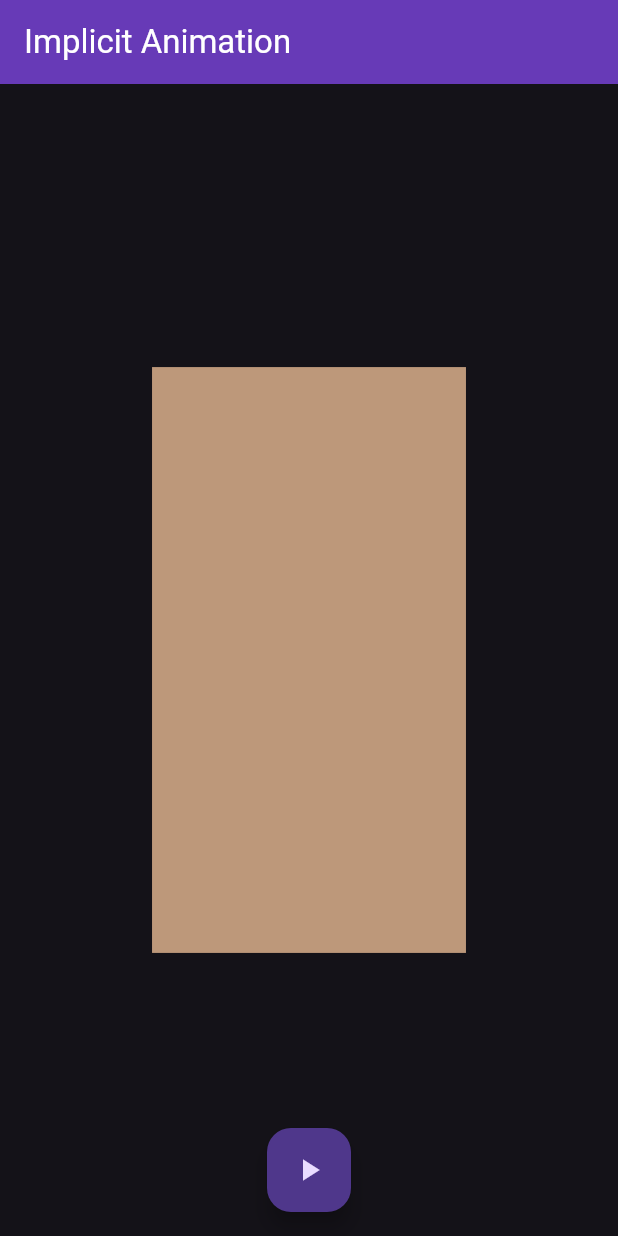
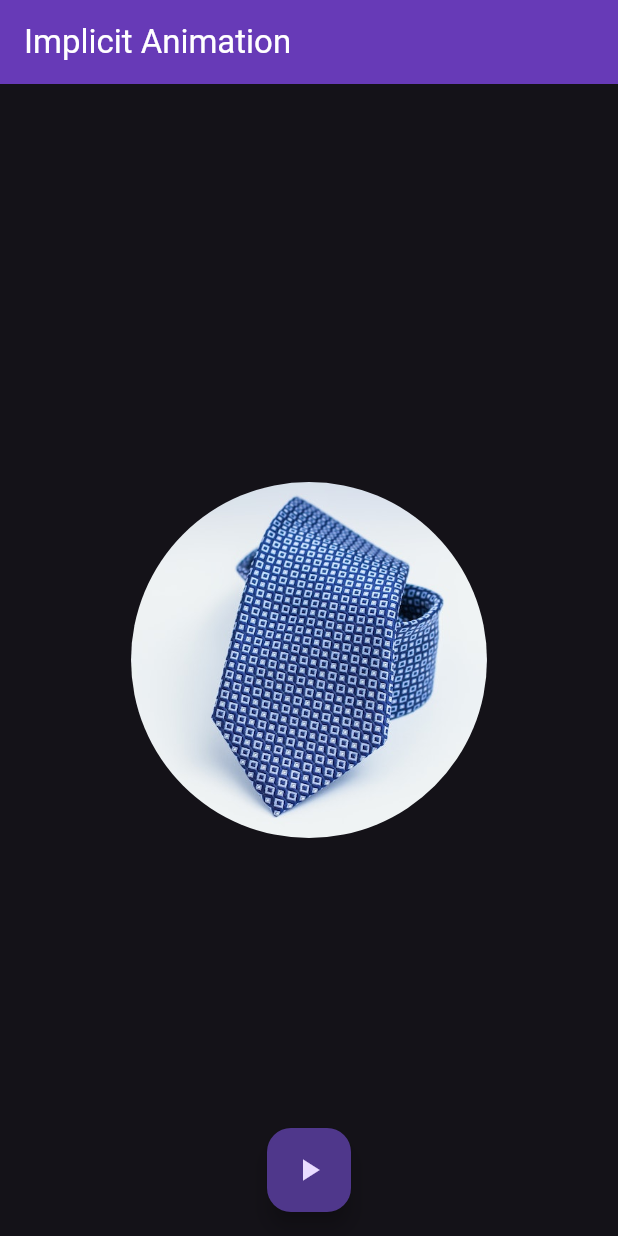
Before and after one commit to Dhannesh/app_animation, a Flutter app: the screen it shows after launch, after a tap on the "play arrow" icon, on a phone screen of 412 x 824 dp. Run offline on Flutter 3.47's test engine with Material 3 defaults, Android fonts, the phone set to English and light mode, and no system bars.

Commit message:
linear animation

```diff
--- a/lib/main.dart
+++ b/lib/main.dart
@@ -1,5 +1,6 @@
 import 'package:app_animation/animated_container1.dart';
 import 'package:app_animation/basic_animation.dart';
+import 'package:app_animation/my_animated_container2.dart';
 import 'package:flutter/material.dart';
 
 void main() {
@@ -15,7 +16,7 @@ class MyApp extends StatelessWidget {
       title: 'Flutter Animation',
       theme: ThemeData(
           brightness: Brightness.dark, primarySwatch: Colors.deepOrange),
-      home: MyAnimatedContainer1()
+      home: MyAnimatedContainer2()
     );
   }
 }
--- /dev/null
+++ b/lib/my_animated_container2.dart
@@ -0,0 +1,47 @@
+import 'package:flutter/material.dart';
+
+class MyAnimatedContainer2 extends StatefulWidget {
+  const MyAnimatedContainer2({super.key});
+
+  @override
+  State<MyAnimatedContainer2> createState() => _MyAnimatedContainer2State();
+}
+
+class _MyAnimatedContainer2State extends State<MyAnimatedContainer2> {
+
+  double _width = 100.0;
+  double _height = 100.0;
+  @override
+  Widget build(BuildContext context) {
+    return Scaffold(
+      appBar: AppBar(
+        backgroundColor: Colors.deepPurple,
+        foregroundColor: Colors.white,
+        title: const Text("Implicit Animation"),
+      ),
+      body: Center(
+        child: AnimatedContainer(
+          width: _width,
+          height: _height,
+          decoration: BoxDecoration(
+              shape: BoxShape.circle,
+              image:
+                  const DecorationImage(image: AssetImage("images/tie.jpg"))),
+          duration: Duration(milliseconds: 2500),
+        ),
+      ),
+      floatingActionButton: FloatingActionButton(
+        onPressed: () {
+          setState(() {
+            _width =
+                (_width == 100.0) ? MediaQuery.of(context).size.width : 100.0;
+            _height =
+                (_height == 100.0) ? MediaQuery.of(context).size.height : 100.0;
+          });
+        },
+        child: const Icon(Icons.play_arrow),
+      ),
+      floatingActionButtonLocation: FloatingActionButtonLocation.centerFloat,
+    );
+  }
+}
--- a/pubspec.yaml
+++ b/pubspec.yaml
@@ -58,8 +58,8 @@ flutter:
   uses-material-design: true
 
   # To add assets to your application, add an assets section, like this:
-  # assets:
-  #   - images/a_dot_burr.jpeg
+  assets:
+    - images/
   #   - images/a_dot_ham.jpeg
 
   # An image asset can refer to one or more resolution-specific "variants", see
```
Also changed, not shown: images/heels.jpg (added), images/jeans.jpg (added), images/sweatshirt.jpg (added), images/tie.jpg (added), images/top.jpg (added), 1 other file.
